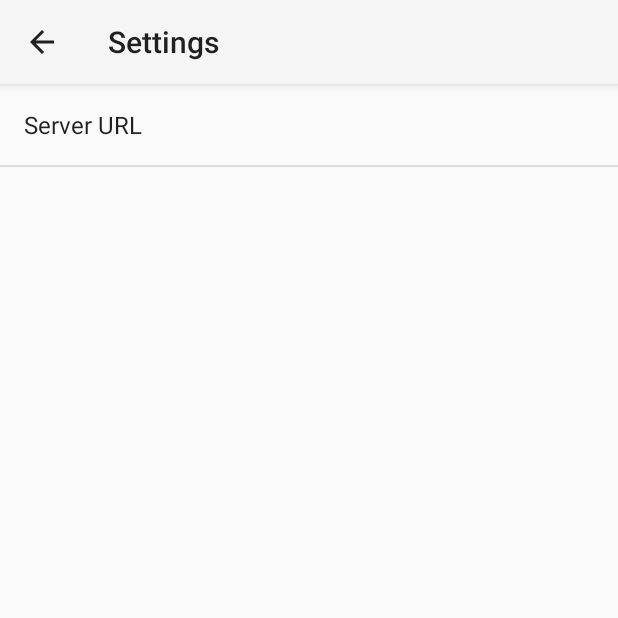
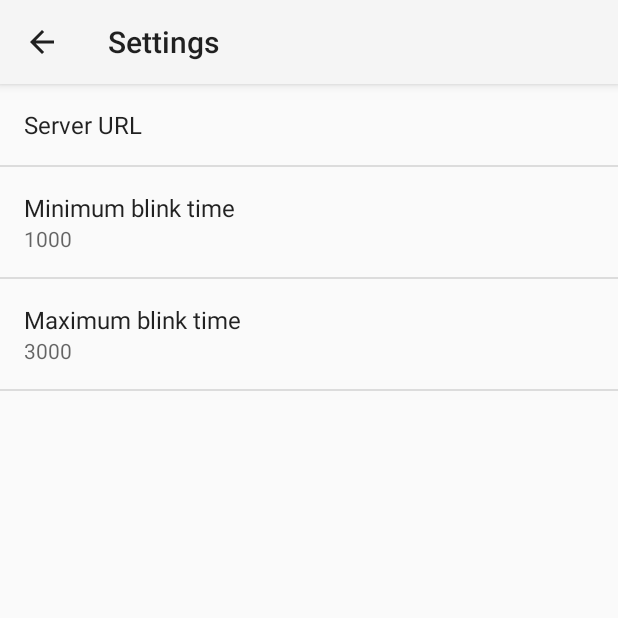
Before and after one commit to jpyy/marker-app, an Android app: the screen it shows after launch (SettingsActivity), in the options menu, after a tap on "Settings", on a phone screen of 412 x 824 dp, the top half of it. Run offline under Robolectric (Android 15) with nearby library versions, the phone set to English and light mode, and no system bars; libraries missing offline, so code that uses them is left out: org.zeromq; 6 statements that could not run were skipped.

Commit message:
blink and click roskaa

```diff
--- a/app/src/main/java/com/example/kkenttal/markerapplication/CoordinateMessage.java
+++ b/app/src/main/java/com/example/kkenttal/markerapplication/CoordinateMessage.java
@@ -9,13 +9,23 @@ public class CoordinateMessage {
     public static final String HEADER_EVENT = "Event";
     public static final String KEY_X = "x";
     public static final String KEY_Y = "y";
+    public static final String KEY_PUPIL_DETECTED = "pupil_detected";
+    public static final String KEY_TIMESTAMP = "timestamp";
     public static final String KEY_TYPE = "type";
     public static final String SEPARATOR = ":";
     public static final String VALUE_TYPE = "android_coordinates";
 
-    private float mx;
-    private float my;
-    private String mType;
+    public double x;
+    public double y;
+    public boolean pupilDetected;
+    public double timestamp;
+    public String type;
+
+    public CoordinateMessage() {
+        x = y = timestamp = 0f;
+        pupilDetected = false;
+        type = "";
+    }
 
     public static CoordinateMessage fromMessage(String message) {
         String[] lines = message.split("\n");
@@ -30,42 +40,22 @@ public class CoordinateMessage {
         }
         if (!keyValues.containsKey(KEY_TYPE) ||
                 !keyValues.containsKey(KEY_X) ||
-                !keyValues.containsKey(KEY_Y))
+                !keyValues.containsKey(KEY_Y) ||
+                !keyValues.containsKey(KEY_PUPIL_DETECTED) ||
+                !keyValues.containsKey(KEY_TIMESTAMP))
             return null;
         CoordinateMessage result = new CoordinateMessage();
-        result.mType = keyValues.get(KEY_TYPE).trim();
-        if (!result.mType.equals(VALUE_TYPE))
+        result.type = keyValues.get(KEY_TYPE).trim();
+        if (!result.type.equals(VALUE_TYPE))
             return null;
         try {
-            result.mx = Float.parseFloat(keyValues.get(KEY_X));
-            result.my = Float.parseFloat(keyValues.get(KEY_Y));
+            result.x = Double.parseDouble(keyValues.get(KEY_X));
+            result.y = Double.parseDouble(keyValues.get(KEY_Y));
+            result.pupilDetected = Boolean.parseBoolean(keyValues.get(KEY_PUPIL_DETECTED));
+            result.timestamp = Double.parseDouble(keyValues.get(KEY_TIMESTAMP));
         } catch (NumberFormatException e) {
             return null;
         }
         return result;
     }
-
-    public float getX() {
-        return mx;
-    }
-
-    public void setX(float mx) {
-        this.mx = mx;
-    }
-
-    public float getY() {
-        return my;
-    }
-
-    public void setY(float my) {
-        this.my = my;
-    }
-
-    public String getType() {
-        return mType;
-    }
-
-    public void setType(String type) {
-        this.mType = type;
-    }
 }
--- a/app/src/main/java/com/example/kkenttal/markerapplication/CoordinateWorker.java
+++ b/app/src/main/java/com/example/kkenttal/markerapplication/CoordinateWorker.java
@@ -1,6 +1,5 @@
 package com.example.kkenttal.markerapplication;
 
-import android.graphics.PointF;
 import android.os.Handler;
 import android.util.Log;
 
@@ -15,12 +14,12 @@ import java.util.concurrent.atomic.AtomicReference;
 public class CoordinateWorker implements Runnable {
     private static final String LOG_TAG = CoordinateWorker.class.getSimpleName();
     volatile boolean mQuit = false;
-    AtomicReference<PointF> mNormalizedCoordinates;
+    AtomicReference<CoordinateMessage> mNormalizedCoordinates;
     String mUrl;
     Handler mParent;
 
     public CoordinateWorker(String url, Handler parent) {
-        mNormalizedCoordinates = new AtomicReference<PointF>(new PointF(0, 0));
+        mNormalizedCoordinates = new AtomicReference<CoordinateMessage>(new CoordinateMessage());
         mUrl = url;
         mParent = parent;
     }
@@ -47,8 +46,8 @@ public class CoordinateWorker implements Runnable {
             if (message != null) {
                 CoordinateMessage cm = CoordinateMessage.fromMessage(message);
                 if (cm != null) {
-                    PointF coords = new PointF(cm.getX(), cm.getY());
-                    mNormalizedCoordinates.set(coords);
+                    //PointF coords = new PointF(cm.getX(), cm.getY());
+                    mNormalizedCoordinates.set(cm);
                     mParent.sendEmptyMessage(0);
                 }
             } else {
@@ -61,7 +60,7 @@ public class CoordinateWorker implements Runnable {
         Log.v(LOG_TAG, "Worked stopped.");
     }
 
-    public PointF getNormalizedCoordinates() {
+    public CoordinateMessage getNormalizedCoordinates() {
         return mNormalizedCoordinates.get();
     }
 
--- a/app/src/main/java/com/example/kkenttal/markerapplication/MainActivity.java
+++ b/app/src/main/java/com/example/kkenttal/markerapplication/MainActivity.java
@@ -3,12 +3,12 @@ package com.example.kkenttal.markerapplication;
 import android.app.Activity;
 import android.content.Context;
 import android.content.Intent;
+import android.content.SharedPreferences;
 import android.graphics.Bitmap;
 import android.graphics.Canvas;
 import android.graphics.Color;
 import android.graphics.Paint;
 import android.graphics.PixelFormat;
-import android.graphics.PointF;
 import android.graphics.RectF;
 import android.os.Bundle;
 import android.os.Handler;
@@ -23,6 +23,7 @@ import android.view.WindowManager;
 import android.widget.Button;
 import android.widget.ImageView;
 import android.widget.TextView;
+import android.widget.Toast;
 
 import java.util.HashMap;
 
@@ -34,6 +35,10 @@ public class MainActivity extends Activity {
     Thread mCoordinateWorkerThread;
     CoordinateWorker mCoordinateWorker;
     Handler mCoordinateHandler;
+    Double mBlinkTimestamp;
+    Double mMinBlinkTime;
+    Double mMaxBlinkTime;
+
     TextView mCoordView;
     View mCrosshairView;
     private WindowManager mWm;
@@ -70,6 +75,33 @@ public class MainActivity extends Activity {
     protected void onCreate(Bundle savedInstanceState) {
         super.onCreate(savedInstanceState);
         setContentView(R.layout.grid);
+
+        findViewById(R.id.button1).setOnClickListener(new View.OnClickListener() {
+            @Override
+            public void onClick(View v) {
+                Toast.makeText(MainActivity.this, "Button 1", Toast.LENGTH_SHORT).show();
+            }
+        });
+        findViewById(R.id.button2).setOnClickListener(new View.OnClickListener() {
+            @Override
+            public void onClick(View v) {
+                Toast.makeText(MainActivity.this, "Button 2", Toast.LENGTH_SHORT).show();
+            }
+        });
+
+        SharedPreferences sp = PreferenceManager.getDefaultSharedPreferences(this);
+        try {
+            mMinBlinkTime = Double.parseDouble(sp.getString(getString(R.string.pref_blinktime_min), "1000"))
+                    / 1000.0;
+        } catch (NumberFormatException e) {
+            mMinBlinkTime = 1.0;
+        }
+        try {
+            mMaxBlinkTime = Double.parseDouble(sp.getString(getString(R.string.pref_blinktime_max), "3000"))
+                    / 1000.0;
+        } catch (NumberFormatException e) {
+            mMaxBlinkTime = 5.0;
+        }
         mCrosshairView = createOverlayView();
         //doBindService();
         mCoordView = (TextView)findViewById(R.id.coord_textview);
@@ -83,6 +115,7 @@ public class MainActivity extends Activity {
         mCoordinateWorker = new CoordinateWorker(getZmqUrl(), mCoordinateHandler);
         mCoordinateWorkerThread = new Thread(mCoordinateWorker);
         mCoordinateWorkerThread.start();
+        mBlinkTimestamp = null;
 
         updateButtonRects();
 
@@ -120,7 +153,16 @@ public class MainActivity extends Activity {
     }
 
     private void onCoordinatesUpdated() {
-        PointF c = mCoordinateWorker.getNormalizedCoordinates();
+        CoordinateMessage c = mCoordinateWorker.getNormalizedCoordinates();
+        if (c.pupilDetected) {
+            if (mBlinkTimestamp != null) {
+                double dtBlink = c.timestamp - mBlinkTimestamp;
+                if ( dtBlink >= mMinBlinkTime && dtBlink <= mMaxBlinkTime) {
+
+                    getCurrentFocus().performClick();
+                }
+                mBlinkTimestamp = null;
+            }
             mCoordView.setText("x: " + c.x + " y: " + c.y);
             //mCrosshairView.setX(c.x * 10);
             //mCrosshairView.setY(c.y * 10);
@@ -133,8 +175,8 @@ public class MainActivity extends Activity {
             WindowManager.LayoutParams lp = new WindowManager.LayoutParams(
                     WindowManager.LayoutParams.WRAP_CONTENT,
                     WindowManager.LayoutParams.WRAP_CONTENT,
-                (int)((c.x - 0.5) * screenWidth),
-                (int)((c.y - 0.5) * screenHeight),
+                    (int) ((c.x - 0.5) * screenWidth),
+                    (int) ((c.y - 0.5) * screenHeight),
                     WindowManager.LayoutParams.TYPE_APPLICATION,
                     WindowManager.LayoutParams.FLAG_NOT_TOUCHABLE |
                             WindowManager.LayoutParams.FLAG_NOT_FOCUSABLE |
@@ -144,9 +186,14 @@ public class MainActivity extends Activity {
 
             updateButtonRects();
             for (RectF key : mButtons.keySet()) {
-            if (key.contains(c.x, c.y)) {
+                if (key.contains((float)c.x, (float)c.y)) {
                     mButtons.get(key).requestFocus();
                 }
+            }
+        } else {
+            mCoordView.setText("no pupil");
+            if (mBlinkTimestamp == null)
+                mBlinkTimestamp = c.timestamp;
         }
     }
 
--- a/app/src/main/java/com/example/kkenttal/markerapplication/SettingsActivity.java
+++ b/app/src/main/java/com/example/kkenttal/markerapplication/SettingsActivity.java
@@ -93,7 +93,10 @@ public class SettingsActivity extends PreferenceActivity {
         // Bind the summaries of EditText/List/Dialog/Ringtone preferences to
         // their values. When their values change, their summaries are updated
         // to reflect the new value, per the Android Design guidelines.
-        bindPreferenceSummaryToValue(findPreference("pref_zeromq_url"));
+        bindPreferenceSummaryToValue(findPreference(getString(R.string.pref_zeromq_url)));
+        bindPreferenceSummaryToValue(findPreference(getString(R.string.pref_blinktime_min)));
+        bindPreferenceSummaryToValue(findPreference(getString(R.string.pref_blinktime_max)));
+
     }
 
     /**
@@ -131,9 +134,9 @@ public class SettingsActivity extends PreferenceActivity {
      * to reflect its new value.
      */
     private static Preference.OnPreferenceChangeListener sBindPreferenceSummaryToValueListener = new Preference.OnPreferenceChangeListener() {
-        @Override
-        public boolean onPreferenceChange(Preference preference, Object value) {
-            String stringValue = value.toString();
+                @Override
+                public boolean onPreferenceChange(Preference preference, Object value) {
+                    String stringValue = value.toString();
 
             if (preference instanceof ListPreference) {
                 // For list preferences, look up the correct display value in
--- a/app/src/main/res/values/strings.xml
+++ b/app/src/main/res/values/strings.xml
@@ -4,6 +4,11 @@
     <string name="app_name">Marker Application</string>
     <string name="action_settings">Settings</string>
     <string name="title_activity_settings">Settings</string>
-    <string name="pref_zeromq_url">Server URL</string>
+    <string name="pref_zeromq_url_desc">Server URL</string>
+    <string name="pref_zeromq_url">pref_zeromq_url</string>
+    <string name="pref_blinktime_min_title">Minimum blink time</string>
+    <string name="pref_blinktime_min">pref_blinktime_min</string>
+    <string name="pref_blinktime_max">pref_blinktime_max</string>
+    <string name="pref_blinktime_max_title">Maximum blink time</string>
 
 </resources>
--- a/app/src/main/res/xml/preferences.xml
+++ b/app/src/main/res/xml/preferences.xml
@@ -1,9 +1,20 @@
 <?xml version="1.0" encoding="utf-8"?>
 <PreferenceScreen xmlns:android="http://schemas.android.com/apk/res/android">
     <EditTextPreference
-        android:key="pref_zeromq_url"
-        android:title="@string/pref_zeromq_url"
+        android:key="@string/pref_zeromq_url"
+        android:title="@string/pref_zeromq_url_desc"
         android:summary="%s"
         android:defaultValue="" />
+    <EditTextPreference
+        android:key="@string/pref_blinktime_min"
+        android:title="@string/pref_blinktime_min_title"
+        android:summary="%s ms"
+        android:defaultValue="1000" />
+
+    <EditTextPreference
+        android:key="@string/pref_blinktime_max"
+        android:title="@string/pref_blinktime_max_title"
+        android:summary="%s ms"
+        android:defaultValue="3000" />
 
 </PreferenceScreen>
```
Also changed, not shown: 1 other file. Lines whose indentation alone changed are shown as unchanged.
